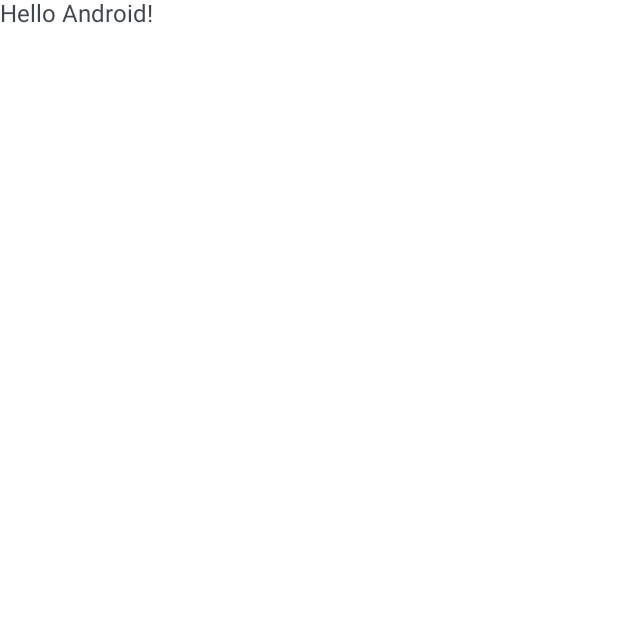
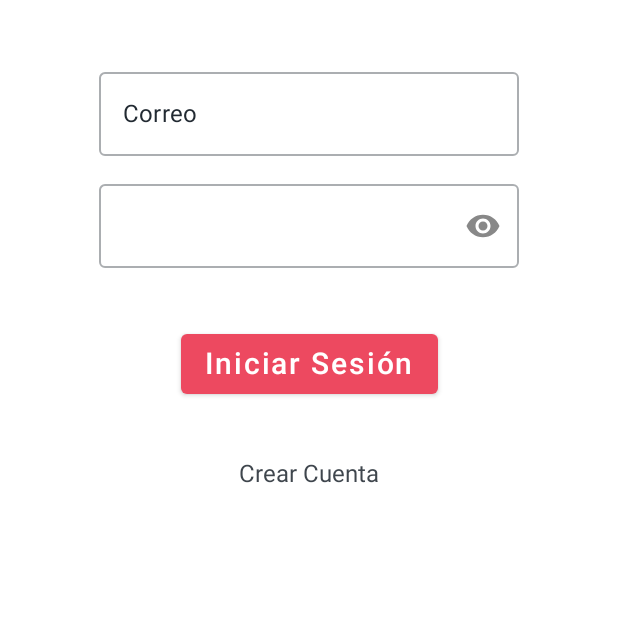
Before and after one commit to TheCodeMonsters/workshop-aws-android-kotlin, an Android app built with Jetpack Compose: the screen it shows after launch (MainActivity), on a phone screen of 412 x 824 dp, the top half of it. Before the commit the part shown is almost empty. Run offline under Robolectric (Android 15) with nearby library versions, the phone set to English and light mode, and no system bars; our stand-ins replace accompanist.

Commit message:
feat: creando las screen de Login y SignUp

```diff
--- a/app/build.gradle
+++ b/app/build.gradle
@@ -57,6 +57,12 @@ dependencies {
     implementation "androidx.compose.ui:ui-tooling-preview:$compose_version"
     implementation 'androidx.lifecycle:lifecycle-runtime-ktx:2.4.0'
     implementation 'androidx.activity:activity-compose:1.3.0-alpha06'
+
+    // Jetpack Compose Integration
+    implementation "androidx.navigation:navigation-compose:2.4.0-beta02"
+    implementation "com.google.accompanist:accompanist-pager:0.20.2"
+    implementation "com.google.accompanist:accompanist-systemuicontroller:0.21.3-beta"
+
     testImplementation 'junit:junit:4.+'
     androidTestImplementation 'androidx.test.ext:junit:1.1.3'
     androidTestImplementation 'androidx.test.espresso:espresso-core:3.4.0'
--- a/app/src/main/java/com/manuelduarte077/awskotlin/MainActivity.kt
+++ b/app/src/main/java/com/manuelduarte077/awskotlin/MainActivity.kt
@@ -3,25 +3,34 @@ package com.manuelduarte077.awskotlin
 import android.os.Bundle
 import androidx.activity.ComponentActivity
 import androidx.activity.compose.setContent
+import androidx.compose.foundation.isSystemInDarkTheme
 import androidx.compose.material.MaterialTheme
 import androidx.compose.material.Surface
 import androidx.compose.material.Text
 import androidx.compose.runtime.Composable
+import androidx.compose.ui.graphics.Color
 import androidx.compose.ui.tooling.preview.Preview
+import com.google.accompanist.systemuicontroller.rememberSystemUiController
+import com.manuelduarte077.awskotlin.navigation.Navigation
 import com.manuelduarte077.awskotlin.ui.theme.AwsKotlinTheme
 
 class MainActivity : ComponentActivity() {
   override fun onCreate(savedInstanceState: Bundle?) {
     super.onCreate(savedInstanceState)
     setContent {
+      rememberSystemUiController().setSystemBarsColor(
+        color = Color.Transparent,
+        darkIcons = !isSystemInDarkTheme()
+      )
       AwsKotlinTheme {
         // A surface container using the 'background' color from the theme
         Surface(color = MaterialTheme.colors.background) {
-                    Greeting("Android")
+          Navigation()
         }
       }
     }
   }
+
 }
 
 @Composable
--- /dev/null
+++ b/app/src/main/java/com/manuelduarte077/awskotlin/navigation/Navigation.kt
@@ -0,0 +1,30 @@
+package com.manuelduarte077.awskotlin.navigation
+
+import androidx.compose.runtime.Composable
+import androidx.navigation.compose.NavHost
+import androidx.navigation.compose.composable
+import androidx.navigation.compose.rememberNavController
+import com.manuelduarte077.awskotlin.screens.HomeScreen
+import com.manuelduarte077.awskotlin.screens.LoginScreen
+import com.manuelduarte077.awskotlin.screens.SignUpScreen
+
+@Composable
+fun Navigation() {
+  val navController = rememberNavController()
+  NavHost(
+    navController = navController,
+    startDestination = Screen.LoginScreen.route,
+  ) {
+    composable(Screen.LoginScreen.route) {
+      LoginScreen(navController)
+    }
+    composable(Screen.SignUpScreen.route) {
+      SignUpScreen(navController)
+    }
+
+    composable(Screen.HomeScreen.route) {
+      HomeScreen(navController)
+    }
+  }
+
+}
--- /dev/null
+++ b/app/src/main/java/com/manuelduarte077/awskotlin/navigation/Screen.kt
@@ -0,0 +1,7 @@
+package com.manuelduarte077.awskotlin.navigation
+
+enum class Screen(val route: String) {
+  LoginScreen("login_screen"),
+  SignUpScreen("signup_screen"),
+  HomeScreen("home_screen"),
+}
--- /dev/null
+++ b/app/src/main/java/com/manuelduarte077/awskotlin/screens/LoginScreen.kt
@@ -0,0 +1,59 @@
+package com.manuelduarte077.awskotlin.screens
+
+import androidx.compose.foundation.layout.Spacer
+import androidx.compose.foundation.layout.fillMaxHeight
+import androidx.compose.foundation.layout.fillMaxWidth
+import androidx.compose.foundation.layout.padding
+import androidx.compose.foundation.lazy.LazyColumn
+import androidx.compose.material.MaterialTheme
+import androidx.compose.material.Scaffold
+import androidx.compose.runtime.Composable
+import androidx.compose.runtime.mutableStateOf
+import androidx.compose.runtime.remember
+import androidx.compose.ui.Alignment
+import androidx.compose.ui.Modifier
+import androidx.compose.ui.unit.dp
+import androidx.navigation.NavController
+import com.manuelduarte077.awskotlin.components.ButtonBase
+import com.manuelduarte077.awskotlin.components.TextClick
+import com.manuelduarte077.awskotlin.components.text.TextFieldBase
+import com.manuelduarte077.awskotlin.components.text.TextFieldPassBase
+import com.manuelduarte077.awskotlin.navigation.Screen
+
+@Composable
+fun LoginScreen(naveController: NavController) {
+  val emailValue = remember { mutableStateOf("") }
+  val passwordValue = remember { mutableStateOf("") }
+  val passwordVisible = remember { mutableStateOf(false) }
+  Scaffold(backgroundColor = MaterialTheme.colors.background) {
+    LazyColumn(
+      horizontalAlignment = Alignment.CenterHorizontally,
+      modifier = Modifier
+        .fillMaxWidth()
+        .fillMaxHeight()
+    ) {
+      item {
+        Spacer(modifier = Modifier.padding(20.dp))
+        TextFieldBase("Correo", emailValue)
+        Spacer(modifier = Modifier.padding(5.dp))
+        TextFieldPassBase("Password", passwordValue, passwordVisible)
+        Spacer(modifier = Modifier.padding(20.dp))
+        ButtonBase("Iniciar Sesión", onClick = {
+          naveController.navigate(Screen.HomeScreen.route) {
+            popUpTo(Screen.LoginScreen.route) {
+              inclusive = true
+            }
+          }
+        })
+        Spacer(modifier = Modifier.padding(20.dp))
+        TextClick("Crear Cuenta", onClick = {
+          naveController.navigate(Screen.SignUpScreen.route) {
+            popUpTo(Screen.LoginScreen.route) {
+              inclusive = true
+            }
+          }
+        })
+      }
+    }
+  }
+}
--- /dev/null
+++ b/app/src/main/res/drawable/ic_baseline_remove_red_eye.xml
@@ -0,0 +1,10 @@
+<vector xmlns:android="http://schemas.android.com/apk/res/android"
+    android:width="24dp"
+    android:height="24dp"
+    android:viewportWidth="24"
+    android:viewportHeight="24"
+    android:tint="?attr/colorControlNormal">
+  <path
+      android:fillColor="@android:color/white"
+      android:pathData="M12,4.5C7,4.5 2.73,7.61 1,12c1.73,4.39 6,7.5 11,7.5s9.27,-3.11 11,-7.5c-1.73,-4.39 -6,-7.5 -11,-7.5zM12,17c-2.76,0 -5,-2.24 -5,-5s2.24,-5 5,-5 5,2.24 5,5 -2.24,5 -5,5zM12,9c-1.66,0 -3,1.34 -3,3s1.34,3 3,3 3,-1.34 3,-3 -1.34,-3 -3,-3z"/>
+</vector>
```
Also changed, not shown: app/src/main/java/com/manuelduarte077/awskotlin/screens/HomeScreen.kt (added, +9 -0 lines), app/src/main/java/com/manuelduarte077/awskotlin/screens/SignUpScreen.kt (added, +78 -0 lines). Lines whose indentation alone changed are shown as unchanged.
